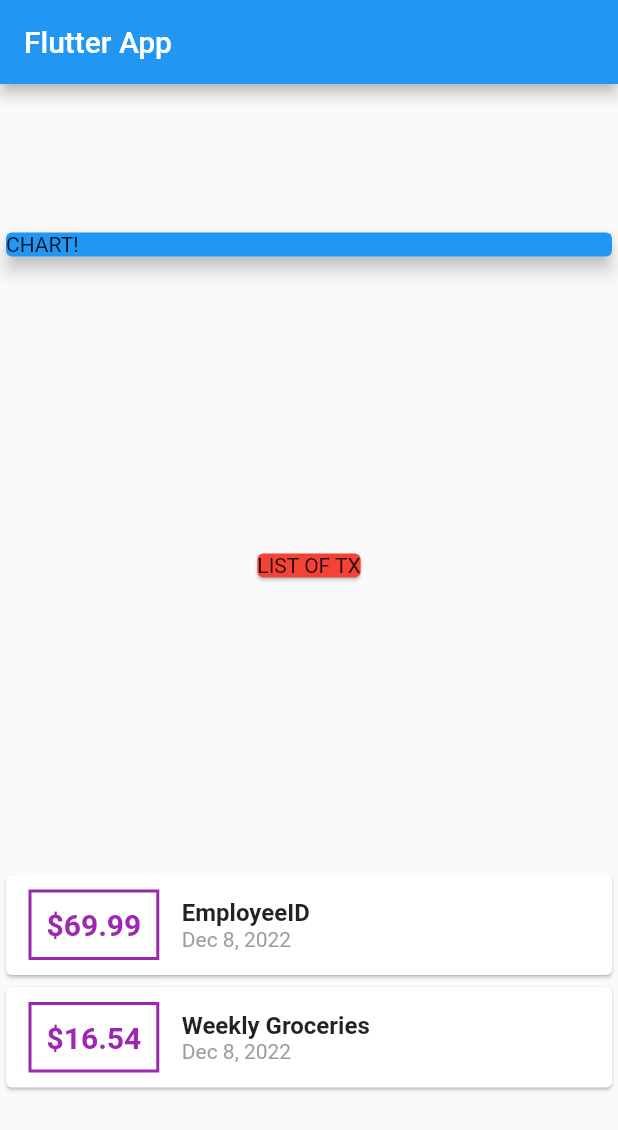
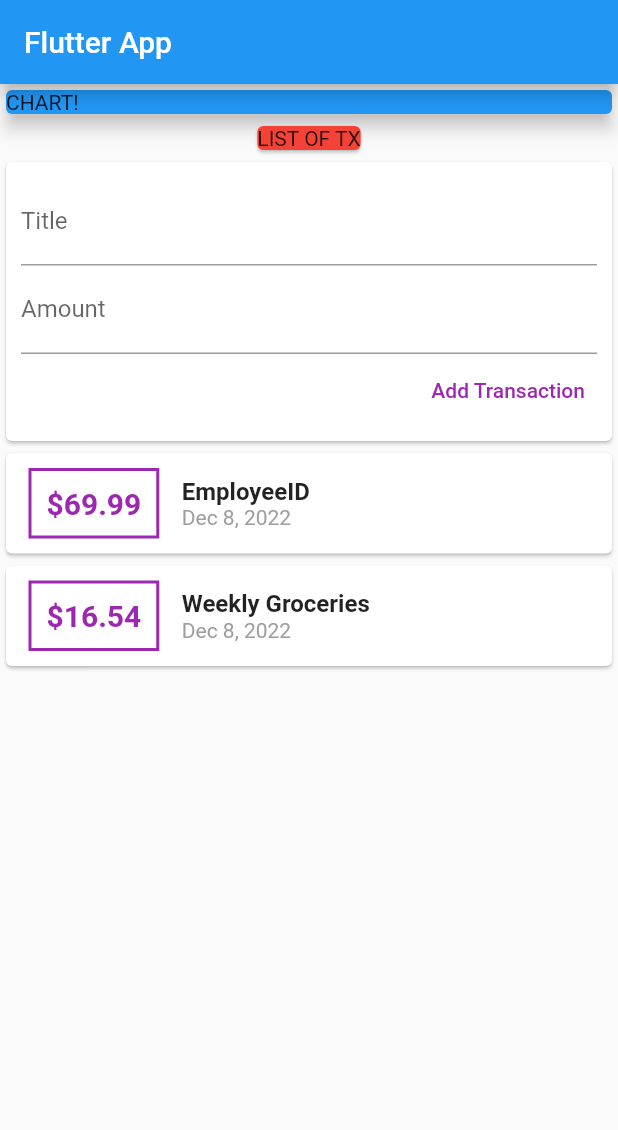
Before and after one commit to thefarismd/expenseplanner, a Flutter app: the screen it shows after launch, on a phone screen of 412 x 824 dp. Shown: the top 1130 px of the screen. Run offline on Flutter 3.47's test engine with Material 2 defaults, Android fonts, the phone set to English and light mode, and no system bars.

Commit message:
input textfield, moving text button to the right

```diff
--- a/lib/main.dart
+++ b/lib/main.dart
@@ -36,7 +36,7 @@ class MyHomePage extends StatelessWidget {
           title: Text('Flutter App'),
         ),
         body: Column(
-          mainAxisAlignment: MainAxisAlignment.spaceAround,
+          mainAxisAlignment: MainAxisAlignment.start,
           crossAxisAlignment: CrossAxisAlignment.center,
           children: [
             Container(
@@ -50,6 +50,26 @@ class MyHomePage extends StatelessWidget {
             Card(
               color: Colors.red,
               child: Text('LIST OF TX'),
+            ),
+            Card(
+              child: Container(
+                padding: EdgeInsets.all(10),
+                child: Column(
+                  crossAxisAlignment: CrossAxisAlignment.end,
+                  children: [
+                    TextField(
+                      decoration: InputDecoration(labelText: 'Title'),
+                    ),
+                    TextField(
+                      decoration: InputDecoration(labelText: 'Amount'),
+                    ),
+                    TextButton(
+                        onPressed: () {},
+                        child: Text('Add Transaction',
+                            style: TextStyle(color: Colors.purple)))
+                  ],
+                ),
+              ),
             ),
             Column(
               children: transactions
```
